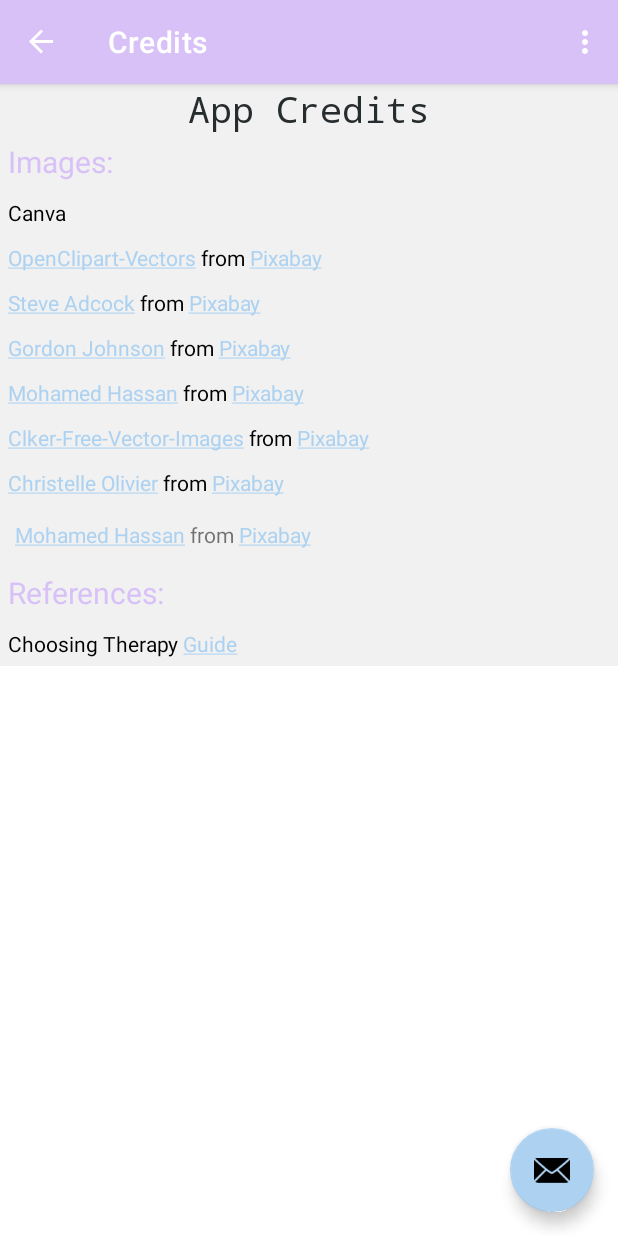
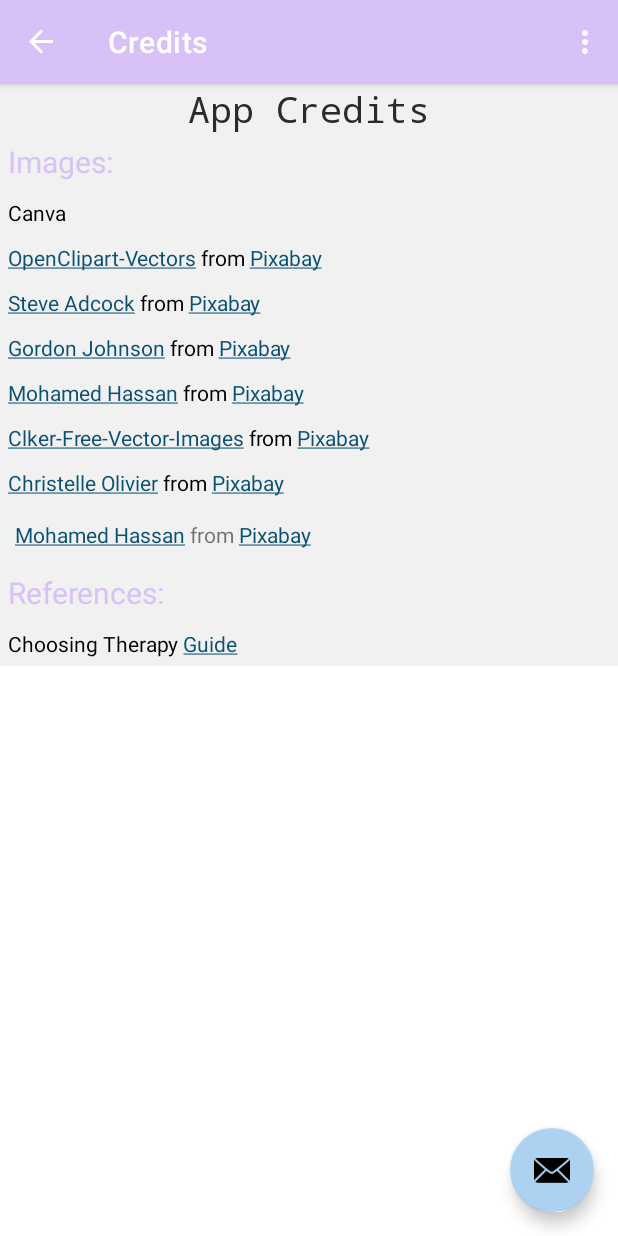
Before and after one commit to sierrariley/FullyMinded, an Android app: the screen it shows after launch (MainActivity), in the options menu, after a tap on "Credits", on a phone screen of 412 x 824 dp. Run offline under Robolectric (Android 15) with nearby library versions, the phone set to English and light mode, and no system bars; our stand-ins replace navigation-ui; Roboto replaces fonts that are not available here.

Commit message:
#26 Feedback complete

```diff
--- a/app/src/main/res/layout/fragment_credits.xml
+++ b/app/src/main/res/layout/fragment_credits.xml
@@ -41,7 +41,8 @@
         android:layout_height="wrap_content"
         android:padding="5dp"
         android:text="@string/image1"
-        android:textColor="@color/black" />
+        android:textColor="@color/black"
+        android:textColorLink="@color/taupe" />
 
     <TextView
         android:id="@+id/textView11"
@@ -49,7 +50,8 @@
         android:layout_height="wrap_content"
         android:padding="5dp"
         android:text="@string/image2"
-        android:textColor="@color/black" />
+        android:textColor="@color/black"
+        android:textColorLink="@color/taupe" />
 
     <TextView
         android:id="@+id/textView12"
@@ -57,7 +59,8 @@
         android:layout_height="wrap_content"
         android:padding="5dp"
         android:text="@string/image3"
-        android:textColor="@color/black" />
+        android:textColor="@color/black"
+        android:textColorLink="@color/taupe" />
 
     <TextView
         android:id="@+id/textView13"
@@ -65,7 +68,8 @@
         android:layout_height="wrap_content"
         android:padding="5dp"
         android:text="@string/image4"
-        android:textColor="@color/black" />
+        android:textColor="@color/black"
+        android:textColorLink="@color/taupe" />
 
     <TextView
         android:id="@+id/textView14"
@@ -73,7 +77,8 @@
         android:layout_height="wrap_content"
         android:padding="5dp"
         android:text="@string/image5"
-        android:textColor="@color/black" />
+        android:textColor="@color/black"
+        android:textColorLink="@color/taupe" />
 
     <TextView
         android:id="@+id/textView15"
@@ -81,14 +86,16 @@
         android:layout_height="wrap_content"
         android:padding="5dp"
         android:text="@string/image6"
-        android:textColor="@color/black" />
+        android:textColor="@color/black"
+        android:textColorLink="@color/taupe" />
 
     <TextView
         android:id="@+id/textView20"
         android:layout_width="match_parent"
         android:layout_height="wrap_content"
         android:padding="10dp"
-        android:text="@string/image7" />
+        android:text="@string/image7"
+        android:textColorLink="@color/taupe" />
 
     <TextView
         android:id="@+id/textView17"
@@ -105,5 +112,6 @@
         android:layout_height="wrap_content"
         android:padding="5dp"
         android:text="@string/reference"
-        android:textColor="@color/black" />
+        android:textColor="@color/black"
+        android:textColorLink="@color/taupe" />
 </LinearLayout>
```
